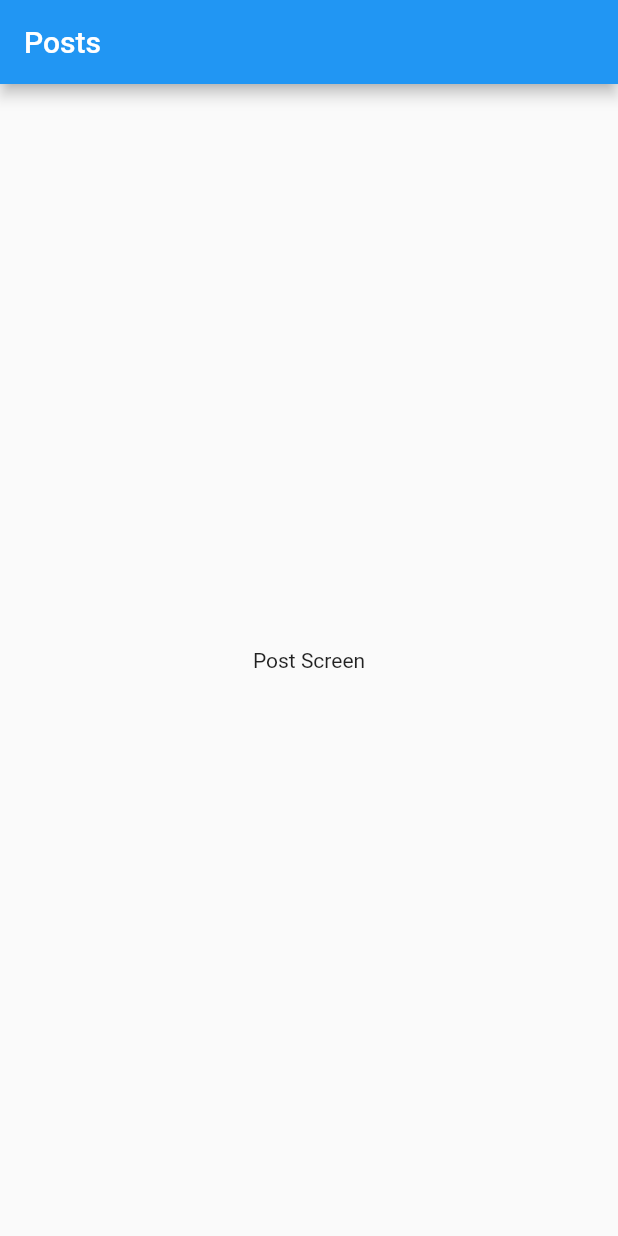
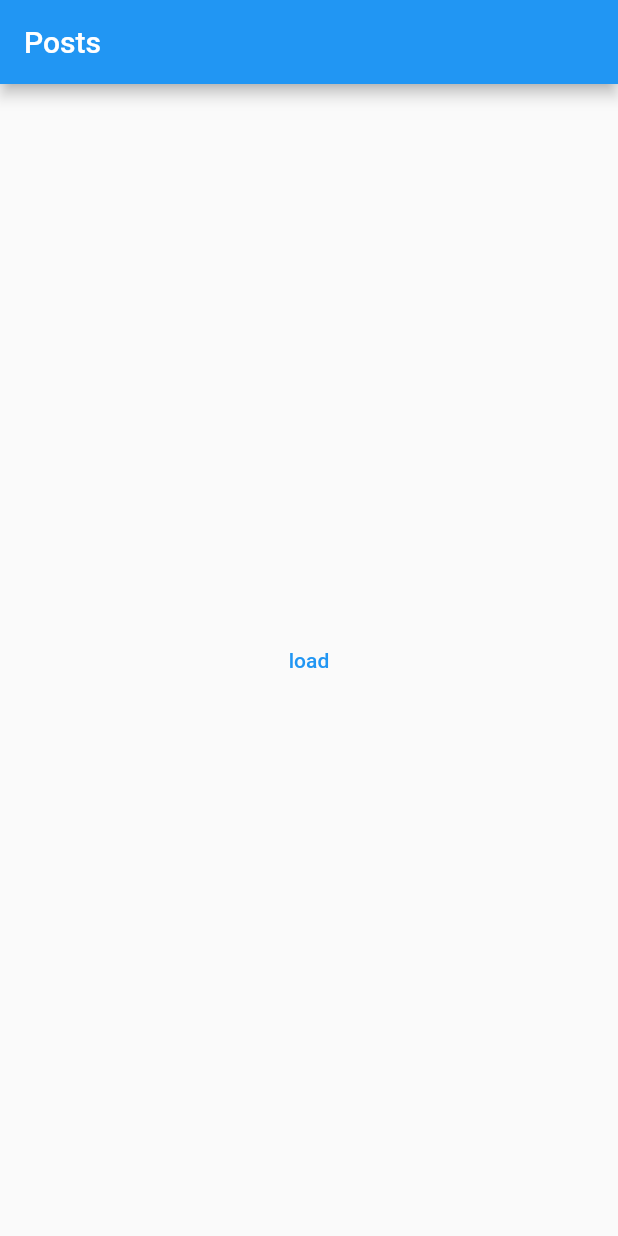
Before and after one commit to HachemiIbrahim/mvvm_api, a Flutter app: the screen it shows after launch, on a phone screen of 412 x 824 dp. Run offline on Flutter 3.47's test engine with Material 2 defaults, Android fonts, the phone set to English and light mode, and no system bars; our stand-ins replace dio.

Commit message:
fetch all posts

```diff
--- a/lib/view/post_screen.dart
+++ b/lib/view/post_screen.dart
@@ -5,14 +5,19 @@ import 'package:mvvm_api_t/viemModel/post_view_model.dart';
 class PostScreen extends StatelessWidget {
   PostScreen({Key? key}) : super(key: key);
   var postViewModel = PostViewModel();
+
   @override
   Widget build(BuildContext context) {
     return Scaffold(
       appBar: AppBar(
         title: Text(postViewModel.title),
       ),
-      body: const Center(
-        child: Text('Post Screen'),
+      body: Center(
+        child: TextButton(
+            onPressed: () {
+              postViewModel.fetchAllPosts();
+            },
+            child: const Text("load")),
       ),
     );
   }
```
Also changed, not shown: lib/viemModel/post_view_model.dart (+11 -0 lines).
